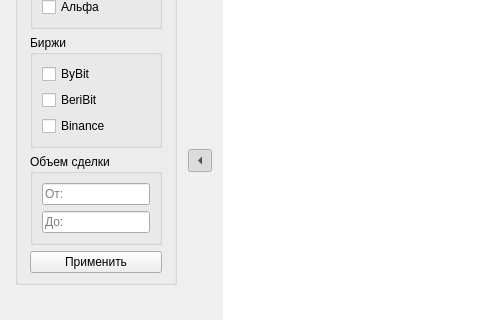
Qt form client/mainwindow.ui (ttema4/p2p-app) before a commit; both pictures show x 0 to 480 and y 152 to 472 of the 910 by 600 pixel window.
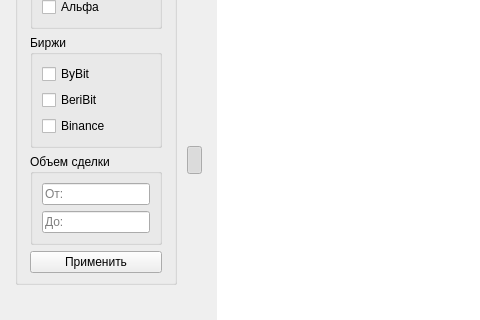
The same form after that commit.

```diff
--- a/client/mainwindow.ui
+++ b/client/mainwindow.ui
@@ -59,7 +59,7 @@
      <widget class="QWidget" name="widget" native="true">
       <layout class="QHBoxLayout" name="horizontalLayout_4">
        <property name="spacing">
-        <number>-1</number>
+        <number>0</number>
        </property>
        <property name="leftMargin">
         <number>5</number>
@@ -83,7 +83,7 @@
          </property>
          <property name="maximumSize">
           <size>
-           <width>190</width>
+           <width>200</width>
            <height>16777215</height>
           </size>
          </property>
@@ -92,7 +92,7 @@
            <number>10</number>
           </property>
           <property name="rightMargin">
-           <number>5</number>
+           <number>10</number>
           </property>
           <item>
            <widget class="QGroupBox" name="groupBox">
@@ -274,12 +274,24 @@
         </widget>
        </item>
        <item>
-        <widget class="QToolButton" name="toolButton">
+        <widget class="QToolButton" name="hideButton">
          <property name="enabled">
           <bool>true</bool>
          </property>
+         <property name="minimumSize">
+          <size>
+           <width>15</width>
+           <height>28</height>
+          </size>
+         </property>
+         <property name="maximumSize">
+          <size>
+           <width>15</width>
+           <height>28</height>
+          </size>
+         </property>
          <property name="text">
-          <string>...</string>
+          <string/>
          </property>
          <property name="checkable">
           <bool>true</bool>
@@ -288,7 +300,7 @@
           <bool>true</bool>
          </property>
          <property name="arrowType">
-          <enum>Qt::LeftArrow</enum>
+          <enum>Qt::NoArrow</enum>
          </property>
         </widget>
        </item>
@@ -314,13 +326,13 @@
            <rect>
             <x>0</x>
             <y>0</y>
-            <width>664</width>
+            <width>685</width>
             <height>546</height>
            </rect>
           </property>
           <layout class="QHBoxLayout" name="horizontalLayout_2">
            <property name="leftMargin">
-            <number>0</number>
+            <number>10</number>
            </property>
            <property name="topMargin">
             <number>0</number>
@@ -382,7 +394,7 @@
                  <bool>false</bool>
                 </property>
                 <property name="selectionMode">
-                 <enum>QAbstractItemView::SingleSelection</enum>
+                 <enum>QAbstractItemView::NoSelection</enum>
                 </property>
                 <property name="selectionBehavior">
                  <enum>QAbstractItemView::SelectRows</enum>
```
